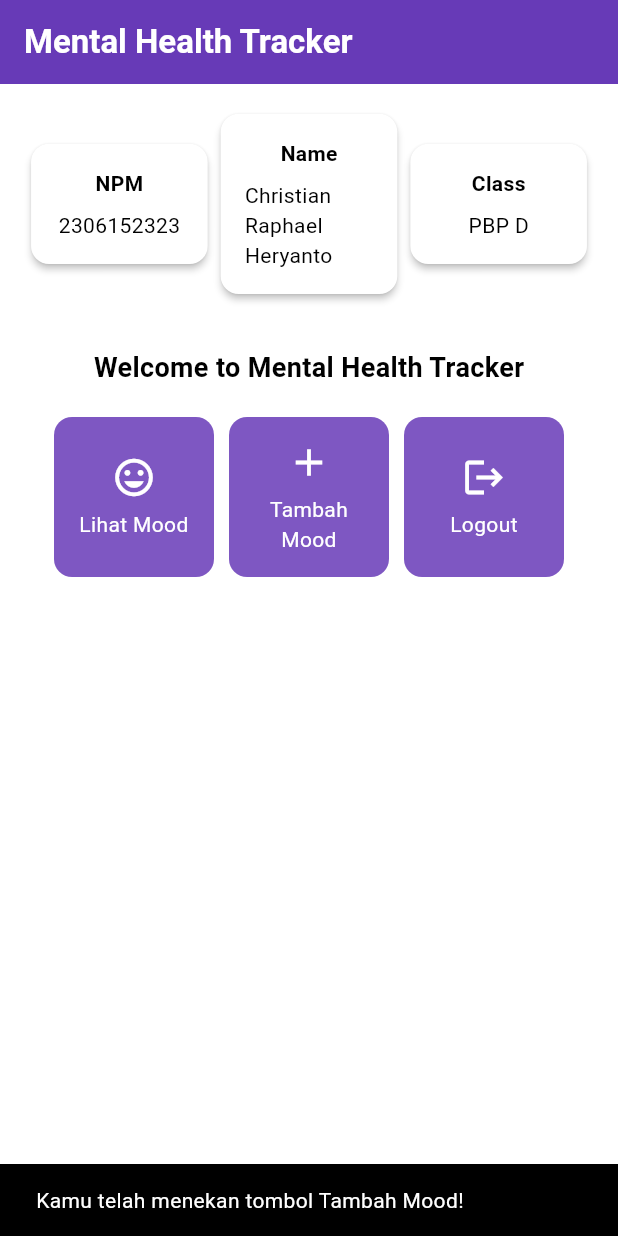
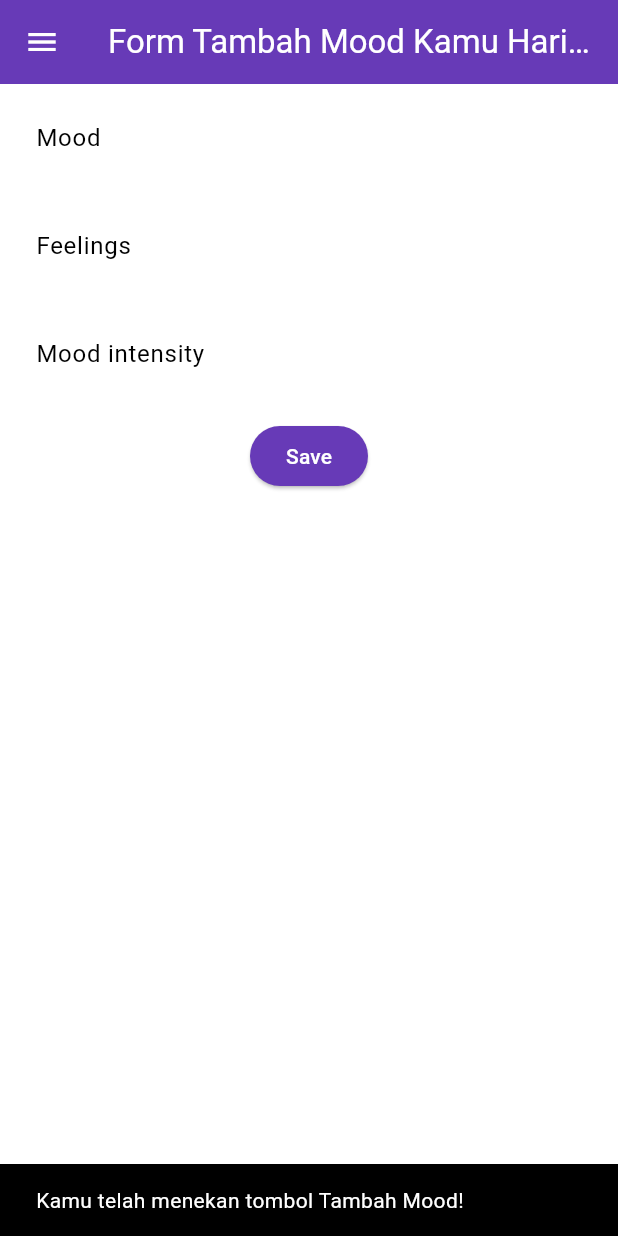
Before and after one commit to papaChick/mental-health-tracker-mobile, a Flutter app: the screen it shows after launch, after a tap on "Tambah Mood", on a phone screen of 412 x 824 dp. Run offline on Flutter 3.47's test engine with Material 3 defaults, Android fonts, the phone set to English and light mode, and no system bars.

Commit message:
Tutorial 7

```diff
--- a/lib/main.dart
+++ b/lib/main.dart
@@ -1,5 +1,5 @@
 import 'package:flutter/material.dart';
-import 'package:mental_health_tracker/menu.dart';
+import 'package:mental_health_tracker/screens/menu.dart';
 
 void main() {
   runApp(const MyApp());
--- a/lib/menu.dart
+++ b/lib/screens/menu.dart
@@ -1,4 +1,6 @@
 import 'package:flutter/material.dart';
+import 'package:mental_health_tracker/widgets/left_drawer.dart';
+import 'package:mental_health_tracker/widgets/mood_card.dart';
 
 class MyHomePage extends StatelessWidget {
   final String npm = '2306152323';
@@ -28,7 +30,11 @@ class MyHomePage extends StatelessWidget {
         ),
         // Warna latar belakang AppBar diambil dari skema warna tema aplikasi.
         backgroundColor: Theme.of(context).colorScheme.primary,
+        // Mengganti warna icon drawer menjadi putih
+        iconTheme: const IconThemeData(color: Colors.white),
       ),
+      // Masukkan drawer sebagai parameter nilai drawer dari widget Scaffold
+      drawer: const LeftDrawer(),
       // Body halaman dengan padding di sekelilingnya.
       body: Padding(
         padding: const EdgeInsets.all(16.0),
@@ -125,62 +131,3 @@ class InfoCard extends StatelessWidget {
     );
   }
 }
-
-class ItemHomepage {
-  final String name;
-  final IconData icon;
-
-  ItemHomepage(this.name, this.icon);
-}
-
-class ItemCard extends StatelessWidget {
-  // Menampilkan kartu dengan ikon dan nama.
-
-  final ItemHomepage item;
-
-  const ItemCard(this.item, {super.key});
-
-  @override
-  Widget build(BuildContext context) {
-    return Material(
-      // Menentukan warna latar belakang dari tema aplikasi.
-      color: Theme.of(context).colorScheme.secondary,
-      // Membuat sudut kartu melengkung.
-      borderRadius: BorderRadius.circular(12),
-
-      child: InkWell(
-        // Aksi ketika kartu ditekan.
-        onTap: () {
-          // Menampilkan pesan SnackBar saat kartu ditekan.
-          ScaffoldMessenger.of(context)
-            ..hideCurrentSnackBar()
-            ..showSnackBar(SnackBar(
-                content: Text("Kamu telah menekan tombol ${item.name}!")));
-        },
-        // Container untuk menyimpan Icon dan Text
-        child: Container(
-          padding: const EdgeInsets.all(8),
-          child: Center(
-            child: Column(
-              // Menyusun ikon dan teks di tengah kartu.
-              mainAxisAlignment: MainAxisAlignment.center,
-              children: [
-                Icon(
-                  item.icon,
-                  color: Colors.white,
-                  size: 30.0,
-                ),
-                const Padding(padding: EdgeInsets.all(3)),
-                Text(
-                  item.name,
-                  textAlign: TextAlign.center,
-                  style: const TextStyle(color: Colors.white),
-                ),
-              ],
-            ),
-          ),
-        ),
-      ),
-    );
-  }
-}
--- /dev/null
+++ b/lib/screens/moodentry_form.dart
@@ -0,0 +1,161 @@
+import 'package:flutter/material.dart';
+import 'package:mental_health_tracker/widgets/left_drawer.dart';
+
+class MoodEntryFormPage extends StatefulWidget {
+  const MoodEntryFormPage({super.key});
+
+  @override
+  State<MoodEntryFormPage> createState() => _MoodEntryFormPageState();
+}
+
+class _MoodEntryFormPageState extends State<MoodEntryFormPage> {
+  final _formKey = GlobalKey<FormState>();
+  String _mood = "";
+  String _feelings = "";
+  int _moodIntensity = 0;
+
+  @override
+  Widget build(BuildContext context) {
+    return Scaffold(
+      appBar: AppBar(
+        title: const Center(
+          child: Text(
+            'Form Tambah Mood Kamu Hari ini',
+          ),
+        ),
+        backgroundColor: Theme.of(context).colorScheme.primary,
+        foregroundColor: Colors.white,
+      ),
+      drawer: const LeftDrawer(),
+      body: Form(
+        key: _formKey,
+        child: SingleChildScrollView(
+          child: Column(
+            crossAxisAlignment: CrossAxisAlignment.start,
+            children: [
+              Padding(
+                padding: const EdgeInsets.all(8.0),
+                child: TextFormField(
+                  decoration: InputDecoration(
+                    hintText: "Mood",
+                    labelText: "Mood",
+                    border: OutlineInputBorder(
+                      borderRadius: BorderRadius.circular(5.0),
+                    ),
+                  ),
+                  onChanged: (String? value) {
+                    setState(() {
+                      _mood = value!;
+                    });
+                  },
+                  validator: (String? value) {
+                    if (value == null || value.isEmpty) {
+                      return "Mood tidak boleh kosong!";
+                    }
+                    return null;
+                  },
+                ),
+              ),
+              Padding(
+                padding: const EdgeInsets.all(8.0),
+                child: TextFormField(
+                  decoration: InputDecoration(
+                    hintText: "Feelings",
+                    labelText: "Feelings",
+                    border: OutlineInputBorder(
+                      borderRadius: BorderRadius.circular(5.0),
+                    ),
+                  ),
+                  onChanged: (String? value) {
+                    setState(() {
+                      _feelings = value!;
+                    });
+                  },
+                  validator: (String? value) {
+                    if (value == null || value.isEmpty) {
+                      return "Feelings tidak boleh kosong!";
+                    }
+                    return null;
+                  },
+                ),
+              ),
+              Padding(
+                padding: const EdgeInsets.all(8.0),
+                child: TextFormField(
+                  decoration: InputDecoration(
+                    hintText: "Mood intensity",
+                    labelText: "Mood intensity",
+                    border: OutlineInputBorder(
+                      borderRadius: BorderRadius.circular(5.0),
+                    ),
+                  ),
+                  onChanged: (String? value) {
+                    setState(() {
+                      _moodIntensity = int.tryParse(value!) ?? 0;
+                    });
+                  },
+                  validator: (String? value) {
+                    if (value == null || value.isEmpty) {
+                      return "Mood intensity tidak boleh kosong!";
+                    }
+                    if (int.tryParse(value) == null) {
+                      return "Mood intensity harus berupa angka!";
+                    }
+                    return null;
+                  },
+                ),
+              ),
+              Align(
+                alignment: Alignment.bottomCenter,
+                child: Padding(
+                  padding: const EdgeInsets.all(8.0),
+                  child: ElevatedButton(
+                    style: ButtonStyle(
+                      backgroundColor: WidgetStateProperty.all(
+                          Theme.of(context).colorScheme.primary),
+                    ),
+                    onPressed: () {
+                      if (_formKey.currentState!.validate()) {
+                        showDialog(
+                          context: context,
+                          builder: (context) {
+                            return AlertDialog(
+                              title: const Text('Mood berhasil tersimpan'),
+                              content: SingleChildScrollView(
+                                child: Column(
+                                  crossAxisAlignment: CrossAxisAlignment.start,
+                                  children: [
+                                    Text('Mood: $_mood'),
+                                    Text('Feelings: $_feelings'),
+                                    Text('Mood intensity: $_moodIntensity')
+                                  ],
+                                ),
+                              ),
+                              actions: [
+                                TextButton(
+                                  child: const Text('OK'),
+                                  onPressed: () {
+                                    Navigator.pop(context);
+                                    _formKey.currentState!.reset();
+                                  },
+                                ),
+                              ],
+                            );
+                          },
+                        );
+                      }
+                    },
+                    child: const Text(
+                      "Save",
+                      style: TextStyle(color: Colors.white),
+                    ),
+                  ),
+                ),
+              ),
+            ],
+          ),
+        ),
+      ),
+    );
+  }
+}
--- /dev/null
+++ b/lib/widgets/left_drawer.dart
@@ -0,0 +1,69 @@
+import 'package:flutter/material.dart';
+import 'package:mental_health_tracker/screens/menu.dart';
+import 'package:mental_health_tracker/screens/moodentry_form.dart';
+
+class LeftDrawer extends StatelessWidget {
+  const LeftDrawer({super.key});
+
+  @override
+  Widget build(BuildContext context) {
+    return Drawer(
+      child: ListView(
+        children: [
+          DrawerHeader(
+            decoration: BoxDecoration(
+              color: Theme.of(context).colorScheme.primary,
+            ),
+            child: const Column(
+              children: [
+                Text(
+                  'Mental Health Tracker',
+                  textAlign: TextAlign.center,
+                  style: TextStyle(
+                    fontSize: 24,
+                    fontWeight: FontWeight.bold,
+                    color: Colors.white,
+                  ),
+                ),
+                Padding(padding: EdgeInsets.all(8)),
+                Text(
+                  "Ayo jaga kesehatan mentalmu setiap hari disini!",
+                  textAlign: TextAlign.center,
+                  style: TextStyle(
+                    fontSize: 15,
+                    color: Colors.white,
+                    fontWeight: FontWeight.normal,
+                  ),
+                ),
+              ],
+            ),
+          ),
+          ListTile(
+            leading: const Icon(Icons.home_outlined),
+            title: const Text('Halaman Utama'),
+            // Bagian redirection ke MyHomePage
+            onTap: () {
+              Navigator.pushReplacement(
+                  context,
+                  MaterialPageRoute(
+                    builder: (context) => MyHomePage(),
+                  ));
+            },
+          ),
+          ListTile(
+            leading: const Icon(Icons.mood),
+            title: const Text('Tambah Mood'),
+            // Bagian redirection ke MoodEntryFormPage
+            onTap: () {
+              Navigator.pushReplacement(
+                  context,
+                  MaterialPageRoute(
+                    builder: (context) => MoodEntryFormPage(),
+                  ));
+            },
+          ),
+        ],
+      ),
+    );
+  }
+}
--- /dev/null
+++ b/lib/widgets/mood_card.dart
@@ -0,0 +1,69 @@
+import 'package:flutter/material.dart';
+import 'package:mental_health_tracker/screens/moodentry_form.dart';
+
+class ItemHomepage {
+  final String name;
+  final IconData icon;
+
+  ItemHomepage(this.name, this.icon);
+}
+
+class ItemCard extends StatelessWidget {
+  // Menampilkan kartu dengan ikon dan nama.
+
+  final ItemHomepage item;
+
+  const ItemCard(this.item, {super.key});
+
+  @override
+  Widget build(BuildContext context) {
+    return Material(
+      // Menentukan warna latar belakang dari tema aplikasi.
+      color: Theme.of(context).colorScheme.secondary,
+      // Membuat sudut kartu melengkung.
+      borderRadius: BorderRadius.circular(12),
+
+      child: InkWell(
+        // Aksi ketika kartu ditekan.
+        onTap: () {
+          // Menampilkan pesan SnackBar saat kartu ditekan.
+          ScaffoldMessenger.of(context)
+            ..hideCurrentSnackBar()
+            ..showSnackBar(SnackBar(
+                content: Text("Kamu telah menekan tombol ${item.name}!")));
+
+          // Navigate ke route yang sesuai (tergantung jenis tombol)
+          if (item.name == "Tambah Mood") {
+            Navigator.push(
+                context,
+                MaterialPageRoute(
+                    builder: (context) => const MoodEntryFormPage()));
+          }
+        },
+        // Container untuk menyimpan Icon dan Text
+        child: Container(
+          padding: const EdgeInsets.all(8),
+          child: Center(
+            child: Column(
+              // Menyusun ikon dan teks di tengah kartu.
+              mainAxisAlignment: MainAxisAlignment.center,
+              children: [
+                Icon(
+                  item.icon,
+                  color: Colors.white,
+                  size: 30.0,
+                ),
+                const Padding(padding: EdgeInsets.all(3)),
+                Text(
+                  item.name,
+                  textAlign: TextAlign.center,
+                  style: const TextStyle(color: Colors.white),
+                ),
+              ],
+            ),
+          ),
+        ),
+      ),
+    );
+  }
+}
```
